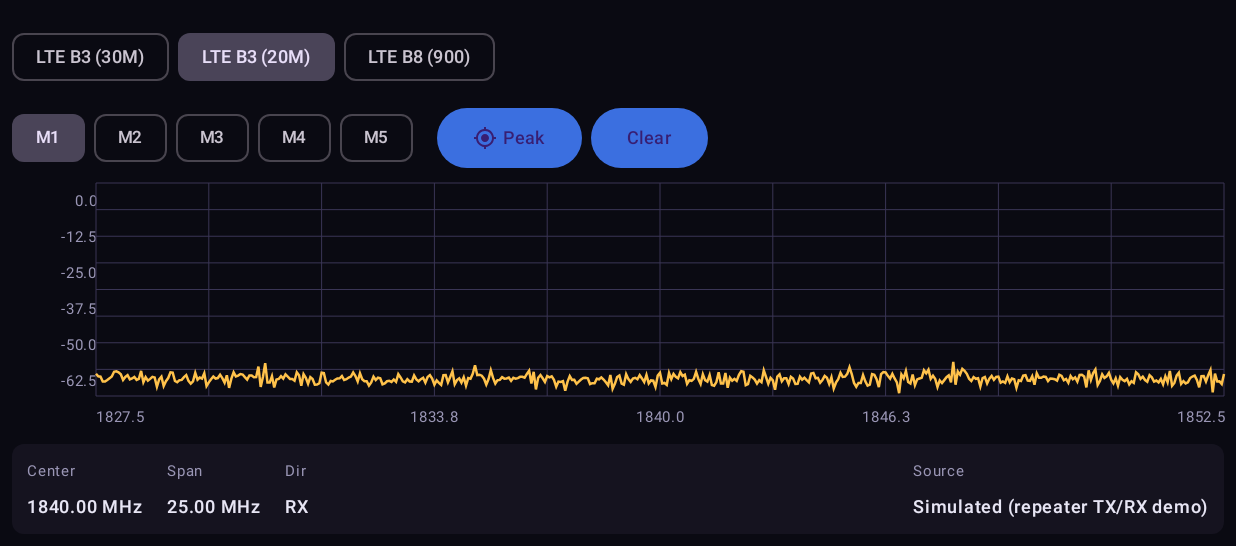
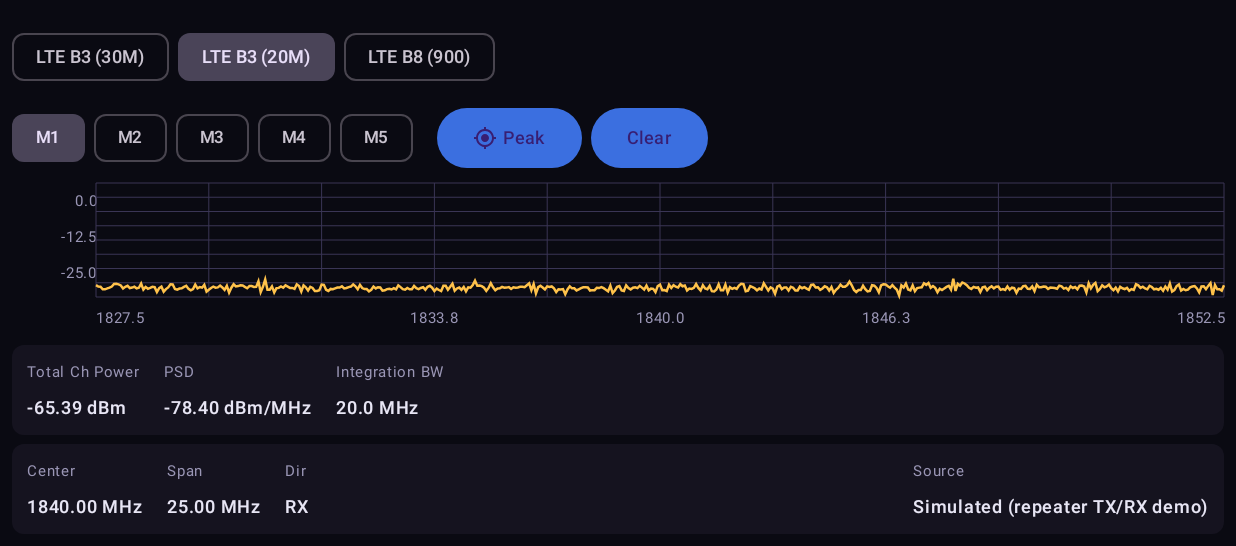
Before and after one commit to hoshkk/Lte_du_env, an Android app built with Jetpack Compose: the screen it shows after launch (MainActivity), on a phone screen of 824 x 412 dp (held sideways), the part 72-618 px from its top. Run offline under Robolectric (Android 15) with nearby library versions, the phone set to English and light mode, and no system bars.

Commit message:
Add Channel Power measurement (MEASURE > Channel Power from the training material)
- BandPreset/SweepConfig gain integrationBwMhz - the channel's real
  occupied bandwidth for the power integration window, separate from
  spanMhz (which is wider, for sweep guard room). Per-band defaults
  match the KT MS2090A training material's Integration BW steps
  (30M/20M/10M for the three LTE presets).
- SpectrumFrame.channelPowerDbm(centerMhz, integrationBwMhz) sums linear
  power across every bin within that window and converts back to dB -
  the actual total power present in the channel, not a single bin's
  peak. Computed in SpectrumViewModel on every frame (after REF LEVEL
  OFFSET and VBW smoothing are applied, so it reflects the same
  corrected trace the user sees) and stored in SpectrumUiState.
- New ChannelPowerBar shows Total Ch Power (dBm), its PSD (dBm/MHz),
  and the active Integration BW, under the trace whenever in Spectrum
  mode. Integration BW is also editable in Settings.

Co-Authored-By: Claude Sonnet 5 <noreply@anthropic.com>
Claude-Session: https://claude.ai/code/session_012ht2hh31AbUHpEeUGvoyqR

```diff
--- a/app/src/main/java/com/lteduenv/spectrum/data/Models.kt
+++ b/app/src/main/java/com/lteduenv/spectrum/data/Models.kt
@@ -1,4 +1,6 @@
 package com.lteduenv.spectrum.data
+
+import kotlin.math.log10
 
 /** Which side of the repeater/base station link a reading was taken from. */
 enum class LinkDirection { TX, RX }
@@ -25,6 +27,8 @@ data class BandPreset(
     val downlinkMhz: Double,
     val uplinkMhz: Double,
     val spanMhz: Double,
+    /** Channel Power's Integration BW - the channel's real occupied bandwidth (narrower than [spanMhz], which adds sweep guard room). */
+    val integrationBwMhz: Double,
 ) {
     fun centerMhzFor(direction: LinkDirection): Double =
         if (direction == LinkDirection.TX) downlinkMhz else uplinkMhz
@@ -37,9 +41,9 @@ object BandPresets {
         // LTE1.8 has two channel-width configs in that material - both kept as separate presets
         // since they tune to different center frequencies. B1 and NR n78 dropped: neither was in
         // that material, so both were unconfirmed guesses.
-        BandPreset("lte_b3_30m", "LTE B3 (30M)", "LTE", downlinkMhz = 1845.0, uplinkMhz = 1750.0, spanMhz = 35.0),
-        BandPreset("lte_b3_20m", "LTE B3 (20M)", "LTE", downlinkMhz = 1840.0, uplinkMhz = 1745.0, spanMhz = 25.0),
-        BandPreset("lte_b8", "LTE B8 (900)", "LTE", downlinkMhz = 954.3, uplinkMhz = 909.3, spanMhz = 15.0),
+        BandPreset("lte_b3_30m", "LTE B3 (30M)", "LTE", downlinkMhz = 1845.0, uplinkMhz = 1750.0, spanMhz = 35.0, integrationBwMhz = 30.0),
+        BandPreset("lte_b3_20m", "LTE B3 (20M)", "LTE", downlinkMhz = 1840.0, uplinkMhz = 1745.0, spanMhz = 25.0, integrationBwMhz = 20.0),
+        BandPreset("lte_b8", "LTE B8 (900)", "LTE", downlinkMhz = 954.3, uplinkMhz = 909.3, spanMhz = 15.0, integrationBwMhz = 10.0),
     )
 }
 
@@ -66,6 +70,8 @@ data class SweepConfig(
      * source it corrects for external losses only, not the dongle's own uncalibrated gain chain.
      */
     val refLevelOffsetDb: Double = 0.0,
+    /** Channel Power's Integration BW - see [BandPreset.integrationBwMhz]. */
+    val integrationBwMhz: Double = 20.0,
 ) {
     val startMhz: Double get() = centerMhz - spanMhz / 2.0
     val stopMhz: Double get() = centerMhz + spanMhz / 2.0
@@ -87,6 +93,29 @@ data class SpectrumFrame(
         val ratio = ((freqMhz - startMhz) / span).coerceIn(0.0, 1.0)
         val idx = (ratio * (pointCount - 1)).toInt()
         return levelsDbm[idx]
+    }
+
+    /**
+     * Channel Power: sums linear power across every bin within [integrationBwMhz] of [centerMhz]
+     * and converts back to dB, like a real analyzer's Channel Power measurement - the total power
+     * actually present in that band, not just one bin's peak/marker reading. Null if the frame is
+     * empty or the integration window falls outside it.
+     */
+    fun channelPowerDbm(centerMhz: Double, integrationBwMhz: Double): Double? {
+        if (pointCount == 0) return null
+        val span = stopMhz - startMhz
+        if (span <= 0.0) return null
+        val lowMhz = centerMhz - integrationBwMhz / 2.0
+        val highMhz = centerMhz + integrationBwMhz / 2.0
+        val startIdx = (((lowMhz - startMhz) / span) * (pointCount - 1)).toInt().coerceIn(0, pointCount - 1)
+        val endIdx = (((highMhz - startMhz) / span) * (pointCount - 1)).toInt().coerceIn(0, pointCount - 1)
+        if (endIdx < startIdx) return null
+        var sumLinearMw = 0.0
+        for (i in startIdx..endIdx) {
+            sumLinearMw += Math.pow(10.0, levelsDbm[i] / 10.0)
+        }
+        if (sumLinearMw <= 0.0) return null
+        return 10.0 * log10(sumLinearMw)
     }
 }
 
--- a/app/src/main/java/com/lteduenv/spectrum/ui/SpectrumApp.kt
+++ b/app/src/main/java/com/lteduenv/spectrum/ui/SpectrumApp.kt
@@ -92,6 +92,10 @@ fun SpectrumApp(viewModel: SpectrumViewModel = viewModel()) {
                 }
             }
 
+            if (state.mode == MeasurementMode.SPECTRUM) {
+                Spacer(Modifier.height(6.dp))
+                ChannelPowerBar(state)
+            }
             Spacer(Modifier.height(6.dp))
             BottomInfoBar(state)
         }
@@ -177,6 +181,25 @@ private fun MarkerRow(
             Text("Peak", fontSize = 12.sp)
         }
         Button(onClick = onClear) { Text("Clear", fontSize = 12.sp) }
+    }
+}
+
+/** MEASURE > Channel Power readout: total integrated power over the Integration BW, plus its PSD. */
+@Composable
+private fun ChannelPowerBar(state: SpectrumUiState) {
+    val channelPowerDbm = state.channelPowerDbm ?: return
+    val integrationBwMhz = state.config.integrationBwMhz
+    val psdDbmPerMhz = channelPowerDbm - 10.0 * kotlin.math.log10(integrationBwMhz)
+    Row(
+        Modifier
+            .fillMaxWidth()
+            .background(AnalyzerColors.Panel, MaterialTheme.shapes.small)
+            .padding(horizontal = 10.dp, vertical = 6.dp),
+        horizontalArrangement = Arrangement.spacedBy(16.dp),
+    ) {
+        InfoField("Total Ch Power", "%.2f dBm".format(channelPowerDbm))
+        InfoField("PSD", "%.2f dBm/MHz".format(psdDbmPerMhz))
+        InfoField("Integration BW", "%.1f MHz".format(integrationBwMhz))
     }
 }
 
@@ -279,6 +302,7 @@ private fun SettingsDialog(state: SpectrumUiState, viewModel: SpectrumViewModel,
     var refOffsetText by remember(state.config.refLevelOffsetDb) { mutableStateOf(state.config.refLevelOffsetDb.toString()) }
     var rbwText by remember(state.config.rbwKhz) { mutableStateOf(state.config.rbwKhz.toString()) }
     var vbwText by remember(state.config.vbwKhz) { mutableStateOf(state.config.vbwKhz.toString()) }
+    var integrationBwText by remember(state.config.integrationBwMhz) { mutableStateOf(state.config.integrationBwMhz.toString()) }
     var sourceMode by remember(state.dataSourceMode) { mutableStateOf(state.dataSourceMode) }
     var baseUrl by remember(state.httpBaseUrl) { mutableStateOf(state.httpBaseUrl) }
 
@@ -317,6 +341,13 @@ private fun SettingsDialog(state: SpectrumUiState, viewModel: SpectrumViewModel,
                         modifier = Modifier.weight(1f),
                     )
                 }
+                Spacer(Modifier.height(8.dp))
+                OutlinedTextField(
+                    value = integrationBwText,
+                    onValueChange = { integrationBwText = it },
+                    label = { Text("Integration BW (MHz)") },
+                    keyboardOptions = KeyboardOptions(keyboardType = KeyboardType.Decimal),
+                )
                 Spacer(Modifier.height(8.dp))
                 OutlinedTextField(
                     value = refOffsetText,
@@ -386,6 +417,7 @@ private fun SettingsDialog(state: SpectrumUiState, viewModel: SpectrumViewModel,
                 spanText.toDoubleOrNull()?.let(viewModel::setSpanMhz)
                 rbwText.toDoubleOrNull()?.let(viewModel::setRbwKhz)
                 vbwText.toDoubleOrNull()?.let(viewModel::setVbwKhz)
+                integrationBwText.toDoubleOrNull()?.let(viewModel::setIntegrationBwMhz)
                 refOffsetText.toDoubleOrNull()?.let(viewModel::setRefLevelOffsetDb)
                 if (sourceMode != DataSourceMode.USB_SDR) {
                     viewModel.applyDataSource(sourceMode, baseUrl)
--- a/app/src/main/java/com/lteduenv/spectrum/viewmodel/SpectrumViewModel.kt
+++ b/app/src/main/java/com/lteduenv/spectrum/viewmodel/SpectrumViewModel.kt
@@ -36,6 +36,8 @@ data class SpectrumUiState(
     val markers: List<Marker> = (1..5).map { Marker(it) },
     val selectedMarker: Int = 1,
     val spectrumFrame: SpectrumFrame? = null,
+    /** Total Channel Power over [SweepConfig.integrationBwMhz] - see [SpectrumFrame.channelPowerDbm]. */
+    val channelPowerDbm: Double? = null,
     val vswrFrame: VswrFrame? = null,
     val dtfFrame: DtfFrame? = null,
     val cableLossResult: CableLossResult? = null,
@@ -74,7 +76,7 @@ class SpectrumViewModel(application: Application) : AndroidViewModel(application
         vbwAverage = null
         // Clear stale frames so a leftover trace from the previous mode/source doesn't linger
         // on screen until the new source produces its first frame.
-        _uiState.update { it.copy(spectrumFrame = null, vswrFrame = null, dtfFrame = null) }
+        _uiState.update { it.copy(spectrumFrame = null, vswrFrame = null, dtfFrame = null, channelPowerDbm = null) }
         readingJob = viewModelScope.launch {
             // Wait for the previous job (and its stopRx()/cleanup) to fully finish before this
             // one starts collecting, so its teardown can't run after - and turn off - the new job.
@@ -84,9 +86,11 @@ class SpectrumViewModel(application: Application) : AndroidViewModel(application
                     MeasurementMode.SPECTRUM -> dataSource.spectrum(state.config).collect { frame ->
                         val offsetApplied = applyRefLevelOffset(frame, state.config.refLevelOffsetDb)
                         val adjusted = applyVbwSmoothing(offsetApplied, state.config.rbwKhz, state.config.vbwKhz)
+                        val channelPower = adjusted.channelPowerDbm(state.config.centerMhz, state.config.integrationBwMhz)
                         _uiState.update {
                             it.copy(
                                 spectrumFrame = adjusted,
+                                channelPowerDbm = channelPower,
                                 markers = refreshMarkerLevels(it.markers, adjusted),
                                 sourceStatusMessage = null,
                             )
@@ -155,6 +159,7 @@ class SpectrumViewModel(application: Application) : AndroidViewModel(application
                 config = it.config.copy(
                     centerMhz = preset.centerMhzFor(it.config.direction),
                     spanMhz = preset.spanMhz,
+                    integrationBwMhz = preset.integrationBwMhz,
                 ),
             )
         }
@@ -206,6 +211,12 @@ class SpectrumViewModel(application: Application) : AndroidViewModel(application
     /** Video bandwidth - see [applyVbwSmoothing]. */
     fun setVbwKhz(value: Double) {
         _uiState.update { it.copy(config = it.config.copy(vbwKhz = value.coerceIn(0.1, 1_000.0))) }
+        restartReadingLoop()
+    }
+
+    /** Channel Power's Integration BW - see [SpectrumFrame.channelPowerDbm]. */
+    fun setIntegrationBwMhz(value: Double) {
+        _uiState.update { it.copy(config = it.config.copy(integrationBwMhz = value.coerceAtLeast(0.01))) }
         restartReadingLoop()
     }
 
```
